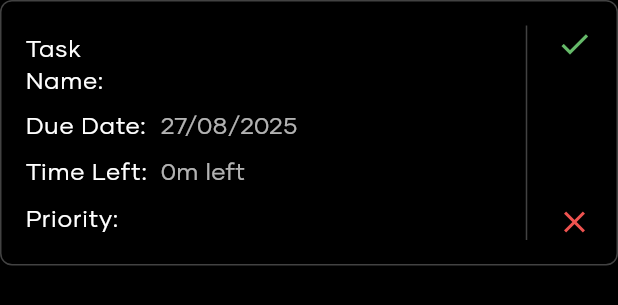
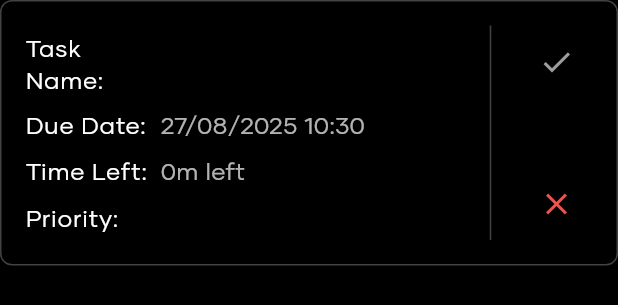
Before and after one commit to LoggingNewMemory/InterKnot, a Flutter app: the _TaskCard widget shown alone on an empty page, opened directly with empty values, on a phone screen of 412 x 824 dp. Shown: the top 305 px of the screen. Run offline on Flutter 3.47's test engine with Material 3 defaults, Android fonts, the phone set to English and light mode, and no system bars; our stand-ins replace font_awesome_flutter, shared_preferences; accounts and stored records are empty.

Commit message:
add time & task complete or no

```diff
--- a/interknot/lib/main.dart
+++ b/interknot/lib/main.dart
@@ -97,19 +97,24 @@ class _HomePageState extends State<HomePage>
     _loadUsername();
   }
 
-  // Function to navigate to the tasker page and add a new task
   void _navigateToTasker() async {
     final newTask = await Navigator.push<Task>(
       context,
       MaterialPageRoute(builder: (context) => const TaskerPage()),
     );
 
-    // If a new task was created, add it to the list
     if (newTask != null && mounted) {
       setState(() {
         _tasks.add(newTask);
       });
     }
+  }
+
+  // This function updates a task's completion status.
+  void _updateTaskStatus(int index, bool isCompleted) {
+    setState(() {
+      _tasks[index].isCompleted = isCompleted;
+    });
   }
 
   @override
@@ -150,15 +155,19 @@ class _HomePageState extends State<HomePage>
               child: Material(
                 elevation: 8.0,
                 color: Colors.black,
-                // Pass the list of tasks to the main content
-                child: _MainContent(username: _username, tasks: _tasks),
+                // Pass the task list and the update function to the main content.
+                child: _MainContent(
+                  username: _username,
+                  tasks: _tasks,
+                  onTaskStatusChanged: _updateTaskStatus,
+                ),
               ),
             ),
           ],
         ),
       ),
       floatingActionButton: FloatingActionButton(
-        onPressed: _navigateToTasker, // Updated to call the new function
+        onPressed: _navigateToTasker,
         child: const Icon(Icons.add, size: 30),
       ),
     );
@@ -207,9 +216,15 @@ class _SideNavBar extends StatelessWidget {
 
 class _MainContent extends StatelessWidget {
   final String username;
-  final List<Task> tasks; // Accept the list of tasks
+  final List<Task> tasks;
+  // Callback function to handle status changes.
+  final Function(int, bool) onTaskStatusChanged;
 
-  const _MainContent({required this.username, required this.tasks});
+  const _MainContent({
+    required this.username,
+    required this.tasks,
+    required this.onTaskStatusChanged,
+  });
 
   @override
   Widget build(BuildContext context) {
@@ -244,7 +259,6 @@ class _MainContent extends StatelessWidget {
             const SizedBox(height: 4),
             Text('The Time is $formattedTime', style: textTheme.bodyMedium),
             const SizedBox(height: 40),
-            // Conditionally display tasks or the "no task" message
             Expanded(
               child: tasks.isEmpty
                   ? Center(
@@ -257,7 +271,13 @@ class _MainContent extends StatelessWidget {
                   : ListView.builder(
                       itemCount: tasks.length,
                       itemBuilder: (context, index) {
-                        return _TaskCard(task: tasks[index]);
+                        return _TaskCard(
+                          task: tasks[index],
+                          // Pass the callback to the TaskCard.
+                          onStatusChanged: (isCompleted) {
+                            onTaskStatusChanged(index, isCompleted);
+                          },
+                        );
                       },
                     ),
             ),
@@ -268,23 +288,21 @@ class _MainContent extends StatelessWidget {
   }
 }
 
-// A new TaskCard widget that displays real task data
 class _TaskCard extends StatelessWidget {
   final Task task;
-  const _TaskCard({required this.task});
+  // Callback to notify the parent widget of a status change.
+  final Function(bool) onStatusChanged;
 
-  // Helper to calculate time left
+  const _TaskCard({required this.task, required this.onStatusChanged});
+
+  // Helper now considers the completion status.
   String _getTimeLeft(DateTime dueDate) {
+    if (task.isCompleted) return 'Completed';
+
     final difference = dueDate.difference(DateTime.now());
-    if (difference.isNegative) {
-      return 'Overdue';
-    }
-    if (difference.inDays > 0) {
-      return '${difference.inDays}d left';
-    }
-    if (difference.inHours > 0) {
-      return '${difference.inHours}h left';
-    }
+    if (difference.isNegative) return 'Overdue';
+    if (difference.inDays > 0) return '${difference.inDays}d left';
+    if (difference.inHours > 0) return '${difference.inHours}h left';
     return '${difference.inMinutes}m left';
   }
 
@@ -295,6 +313,9 @@ class _TaskCard extends StatelessWidget {
       margin: const EdgeInsets.only(bottom: 16.0),
       padding: const EdgeInsets.all(16.0),
       decoration: BoxDecoration(
+        color: task.isCompleted
+            ? Colors.grey.withOpacity(0.1)
+            : Colors.transparent,
         border: Border.all(color: Colors.grey[800]!),
         borderRadius: BorderRadius.circular(8),
       ),
@@ -306,8 +327,10 @@ class _TaskCard extends StatelessWidget {
                 crossAxisAlignment: CrossAxisAlignment.start,
                 children: [
                   _buildTaskDetailRow('Task Name:', task.name, textTheme),
-                  _buildTaskDetailRow('Due Date:',
-                      DateFormat('dd/MM/yyyy').format(task.dueDate), textTheme),
+                  _buildTaskDetailRow(
+                      'Due Date:',
+                      DateFormat('dd/MM/yyyy HH:mm').format(task.dueDate),
+                      textTheme),
                   _buildTaskDetailRow(
                       'Time Left:', _getTimeLeft(task.dueDate), textTheme),
                   _buildTaskDetailRow('Priority:', task.priority, textTheme),
@@ -320,8 +343,20 @@ class _TaskCard extends StatelessWidget {
               child: Column(
                 mainAxisAlignment: MainAxisAlignment.spaceBetween,
                 children: [
-                  Icon(Icons.check, color: Colors.green[400]),
-                  Icon(Icons.close, color: Colors.red[400]),
+                  // This is now an IconButton to mark the task as complete.
+                  IconButton(
+                    icon: Icon(Icons.check,
+                        color:
+                            task.isCompleted ? Colors.green[400] : Colors.grey),
+                    onPressed: () => onStatusChanged(true),
+                  ),
+                  // This IconButton marks the task as incomplete.
+                  IconButton(
+                    icon: Icon(Icons.close,
+                        color:
+                            !task.isCompleted ? Colors.red[400] : Colors.grey),
+                    onPressed: () => onStatusChanged(false),
+                  ),
                 ],
               ),
             ),
@@ -331,18 +366,24 @@ class _TaskCard extends StatelessWidget {
     );
   }
 
-  // Helper widget to build a detail row to avoid repetition
   Widget _buildTaskDetailRow(String label, String value, TextTheme textTheme) {
+    // Apply a strikethrough style if the task is complete.
+    final valueStyle = textTheme.bodyMedium?.copyWith(
+      decoration: (label == 'Task Name:' && task.isCompleted)
+          ? TextDecoration.lineThrough
+          : TextDecoration.none,
+    );
+
     return Padding(
       padding: const EdgeInsets.symmetric(vertical: 4.0),
       child: Row(
         children: [
           SizedBox(
-            width: 90, // Fixed width for labels
+            width: 90,
             child: Text(label, style: textTheme.labelMedium),
           ),
           Expanded(
-            child: Text(value, style: textTheme.bodyMedium),
+            child: Text(value, style: valueStyle),
           ),
         ],
       ),
```
Also changed, not shown: interknot/lib/tasker.dart (+45 -20 lines).
